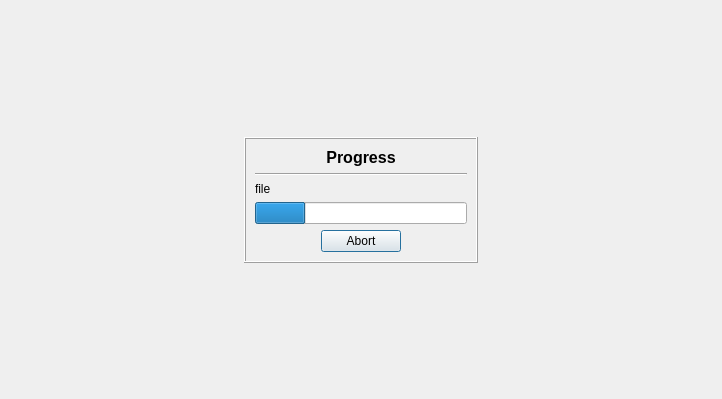
Qt form woterm/qwosftptransferwidget.ui (aoyiduo/woterm) before a commit.
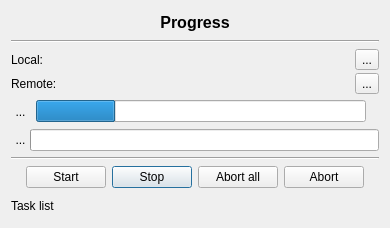
The same form after that commit. Icons and pictures are not drawn.

The edit to the form file:
```diff
--- a/woterm/qwosftptransferwidget.ui
+++ b/woterm/qwosftptransferwidget.ui
@@ -6,72 +6,15 @@
    <rect>
     <x>0</x>
     <y>0</y>
-    <width>722</width>
-    <height>399</height>
+    <width>390</width>
+    <height>228</height>
    </rect>
   </property>
   <property name="windowTitle">
    <string>Form</string>
   </property>
-  <layout class="QHBoxLayout" name="horizontalLayout">
-   <item>
-    <spacer name="horizontalSpacer_5">
-     <property name="orientation">
-      <enum>Qt::Horizontal</enum>
-     </property>
-     <property name="sizeHint" stdset="0">
-      <size>
-       <width>40</width>
-       <height>20</height>
-      </size>
-     </property>
-    </spacer>
-   </item>
-   <item>
     <layout class="QVBoxLayout" name="verticalLayout">
      <item>
-      <spacer name="verticalSpacer">
-       <property name="orientation">
-        <enum>Qt::Vertical</enum>
-       </property>
-       <property name="sizeHint" stdset="0">
-        <size>
-         <width>20</width>
-         <height>40</height>
-        </size>
-       </property>
-      </spacer>
-     </item>
-     <item>
-      <widget class="QFrame" name="showArea">
-       <property name="sizePolicy">
-        <sizepolicy hsizetype="Minimum" vsizetype="Minimum">
-         <horstretch>0</horstretch>
-         <verstretch>0</verstretch>
-        </sizepolicy>
-       </property>
-       <property name="minimumSize">
-        <size>
-         <width>200</width>
-         <height>100</height>
-        </size>
-       </property>
-       <property name="autoFillBackground">
-        <bool>false</bool>
-       </property>
-       <property name="styleSheet">
-        <string notr="true"/>
-       </property>
-       <property name="frameShape">
-        <enum>QFrame::Box</enum>
-       </property>
-       <property name="frameShadow">
-        <enum>QFrame::Raised</enum>
-       </property>
-       <layout class="QHBoxLayout" name="horizontalLayout_4">
-        <item>
-         <layout class="QVBoxLayout" name="verticalLayout_3">
-          <item>
            <widget class="QLabel" name="title">
             <property name="font">
              <font>
@@ -96,25 +39,184 @@
            </widget>
           </item>
           <item>
-           <widget class="QLabel" name="tip">
+    <layout class="QHBoxLayout" name="horizontalLayout">
+     <item>
+      <layout class="QVBoxLayout" name="verticalLayout_2">
+       <property name="spacing">
+        <number>3</number>
+       </property>
+       <item>
+        <layout class="QHBoxLayout" name="horizontalLayout_3">
+         <item>
+          <widget class="QLabel" name="label">
             <property name="text">
-             <string>file</string>
+            <string>Local:</string>
             </property>
            </widget>
           </item>
           <item>
-           <widget class="QProgressBar" name="progress">
+          <widget class="QLabel" name="fileLocal">
+           <property name="sizePolicy">
+            <sizepolicy hsizetype="MinimumExpanding" vsizetype="Preferred">
+             <horstretch>0</horstretch>
+             <verstretch>0</verstretch>
+            </sizepolicy>
+           </property>
+           <property name="text">
+            <string/>
+           </property>
+           <property name="wordWrap">
+            <bool>false</bool>
+           </property>
+           <property name="textInteractionFlags">
+            <set>Qt::LinksAccessibleByKeyboard|Qt::LinksAccessibleByMouse|Qt::TextBrowserInteraction|Qt::TextSelectableByKeyboard|Qt::TextSelectableByMouse</set>
+           </property>
+          </widget>
+         </item>
+         <item>
+          <widget class="QToolButton" name="btnBrowser">
+           <property name="text">
+            <string>...</string>
+           </property>
+           <property name="icon">
+            <iconset resource="qwoterm.qrc">
+             <normaloff>:/woterm/resource/skin/dirs.png</normaloff>:/woterm/resource/skin/dirs.png</iconset>
+           </property>
+          </widget>
+         </item>
+        </layout>
+       </item>
+       <item>
+        <layout class="QHBoxLayout" name="horizontalLayout_4">
+         <item>
+          <widget class="QLabel" name="label_2">
+           <property name="text">
+            <string>Remote:</string>
+           </property>
+          </widget>
+         </item>
+         <item>
+          <widget class="QLabel" name="fileRemote">
+           <property name="sizePolicy">
+            <sizepolicy hsizetype="MinimumExpanding" vsizetype="Preferred">
+             <horstretch>0</horstretch>
+             <verstretch>0</verstretch>
+            </sizepolicy>
+           </property>
+           <property name="text">
+            <string/>
+           </property>
+           <property name="wordWrap">
+            <bool>false</bool>
+           </property>
+           <property name="textInteractionFlags">
+            <set>Qt::LinksAccessibleByKeyboard|Qt::LinksAccessibleByMouse|Qt::TextBrowserInteraction|Qt::TextSelectableByKeyboard|Qt::TextSelectableByMouse</set>
+           </property>
+          </widget>
+         </item>
+         <item>
+          <widget class="QToolButton" name="btnCopy">
+           <property name="text">
+            <string>...</string>
+           </property>
+           <property name="icon">
+            <iconset resource="../kxftp/qkxftp.qrc">
+             <normaloff>:/kxftp/resource/skin/copy.png</normaloff>:/kxftp/resource/skin/copy.png</iconset>
+           </property>
+          </widget>
+         </item>
+        </layout>
+       </item>
+      </layout>
+     </item>
+    </layout>
+   </item>
+   <item>
+    <layout class="QHBoxLayout" name="dirLayout">
+     <item>
+      <widget class="QToolButton" name="btnDir">
+       <property name="styleSheet">
+        <string notr="true">QToolButton{
+   border:none
+}</string>
+       </property>
+       <property name="text">
+        <string>...</string>
+       </property>
+       <property name="icon">
+        <iconset resource="qwoterm.qrc">
+         <normaloff>:/woterm/resource/skin/dirs.png</normaloff>:/woterm/resource/skin/dirs.png</iconset>
+       </property>
+      </widget>
+     </item>
+     <item>
+      <widget class="QProgressBar" name="dirProgress">
             <property name="value">
              <number>24</number>
             </property>
             <property name="textVisible">
              <bool>false</bool>
             </property>
+      </widget>
+     </item>
+     <item>
+      <widget class="QLabel" name="fileCount">
+       <property name="text">
+        <string/>
+       </property>
+      </widget>
+     </item>
+    </layout>
+   </item>
+   <item>
+    <layout class="QHBoxLayout" name="horizontalLayout_5">
+     <property name="spacing">
+      <number>0</number>
+     </property>
+     <item>
+      <widget class="QToolButton" name="btnType">
+       <property name="styleSheet">
+        <string notr="true">QToolButton{
+   border:none
+}</string>
+       </property>
+       <property name="text">
+        <string>...</string>
+       </property>
+       <property name="icon">
+        <iconset resource="qwoterm.qrc">
+         <normaloff>:/woterm/resource/skin/download.png</normaloff>:/woterm/resource/skin/download.png</iconset>
+       </property>
+       <property name="iconSize">
+        <size>
+         <width>16</width>
+         <height>16</height>
+        </size>
+       </property>
+      </widget>
+     </item>
+     <item>
+      <widget class="QProgressBar" name="fileProgress">
+       <property name="value">
+        <number>0</number>
+       </property>
+       <property name="textVisible">
+        <bool>false</bool>
+       </property>
             <property name="invertedAppearance">
              <bool>false</bool>
             </property>
            </widget>
           </item>
+    </layout>
+   </item>
+   <item>
+    <widget class="Line" name="line_2">
+     <property name="orientation">
+      <enum>Qt::Horizontal</enum>
+     </property>
+    </widget>
+   </item>
           <item>
            <layout class="QHBoxLayout" name="horizontalLayout_2">
             <item>
@@ -130,16 +232,43 @@
               </property>
              </spacer>
             </item>
+     <item>
+      <widget class="QPushButton" name="btnStart">
+       <property name="text">
+        <string>Start</string>
+       </property>
+      </widget>
+     </item>
+     <item>
+      <widget class="QPushButton" name="btnStop">
+       <property name="text">
+        <string>Stop</string>
+       </property>
+       <property name="autoDefault">
+        <bool>true</bool>
+       </property>
+       <property name="default">
+        <bool>true</bool>
+       </property>
+      </widget>
+     </item>
+     <item>
+      <widget class="QPushButton" name="btnAbortAll">
+       <property name="text">
+        <string>Abort all</string>
+       </property>
+      </widget>
+     </item>
             <item>
              <widget class="QPushButton" name="btnAbort">
               <property name="text">
                <string>Abort</string>
               </property>
               <property name="autoDefault">
-               <bool>true</bool>
+        <bool>false</bool>
               </property>
               <property name="default">
-               <bool>true</bool>
+        <bool>false</bool>
               </property>
              </widget>
             </item>
@@ -158,41 +287,39 @@
             </item>
            </layout>
           </item>
-         </layout>
-        </item>
-       </layout>
-      </widget>
-     </item>
      <item>
-      <spacer name="verticalSpacer_2">
-       <property name="orientation">
-        <enum>Qt::Vertical</enum>
-       </property>
-       <property name="sizeHint" stdset="0">
-        <size>
-         <width>20</width>
-         <height>40</height>
-        </size>
-       </property>
-      </spacer>
-     </item>
-    </layout>
-   </item>
-   <item>
-    <spacer name="horizontalSpacer_4">
-     <property name="orientation">
-      <enum>Qt::Horizontal</enum>
-     </property>
-     <property name="sizeHint" stdset="0">
-      <size>
-       <width>40</width>
-       <height>20</height>
-      </size>
-     </property>
-    </spacer>
-   </item>
-  </layout>
- </widget>
- <resources/>
+    <widget class="QWidget" name="taskArea" native="true">
+     <layout class="QVBoxLayout" name="taskLayout">
+      <property name="leftMargin">
+       <number>0</number>
+      </property>
+      <property name="topMargin">
+       <number>0</number>
+      </property>
+      <property name="rightMargin">
+       <number>0</number>
+      </property>
+      <property name="bottomMargin">
+       <number>0</number>
+      </property>
+      <item>
+       <widget class="QLabel" name="taskLabel">
+        <property name="text">
+         <string>Task list</string>
+        </property>
+       </widget>
+      </item>
+      <item>
+       <layout class="QVBoxLayout" name="queueLayout"/>
+      </item>
+     </layout>
+    </widget>
+   </item>
+  </layout>
+ </widget>
+ <resources>
+  <include location="../kxftp/qkxftp.qrc"/>
+  <include location="qwoterm.qrc"/>
+ </resources>
  <connections/>
 </ui>
```
Lines whose indentation alone changed are shown as unchanged.
